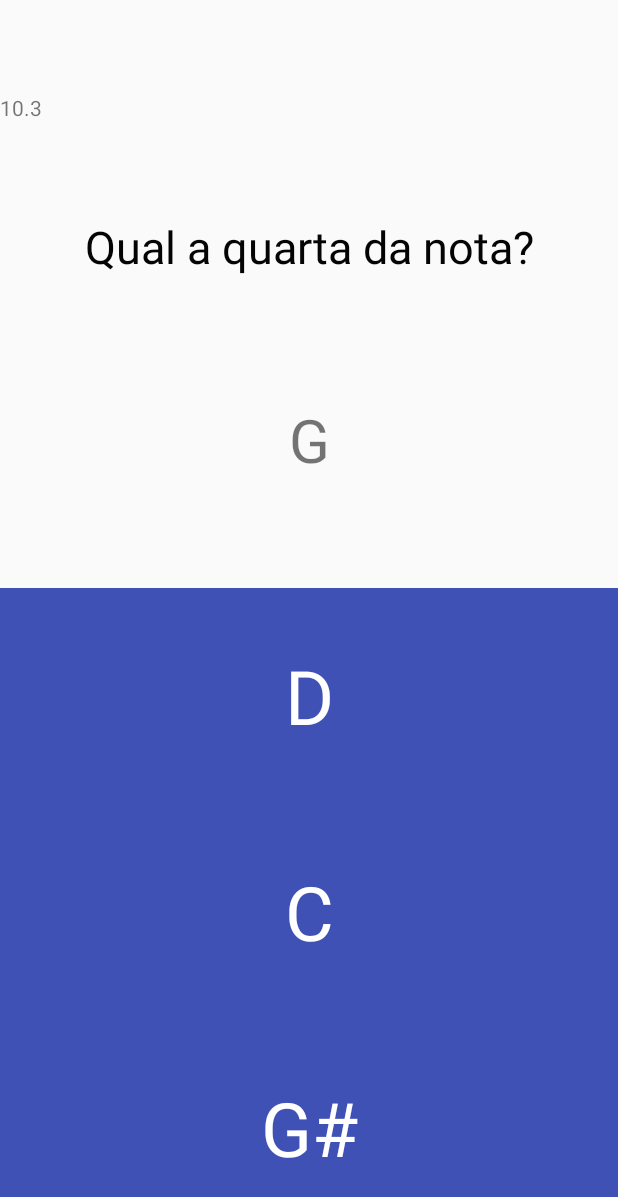
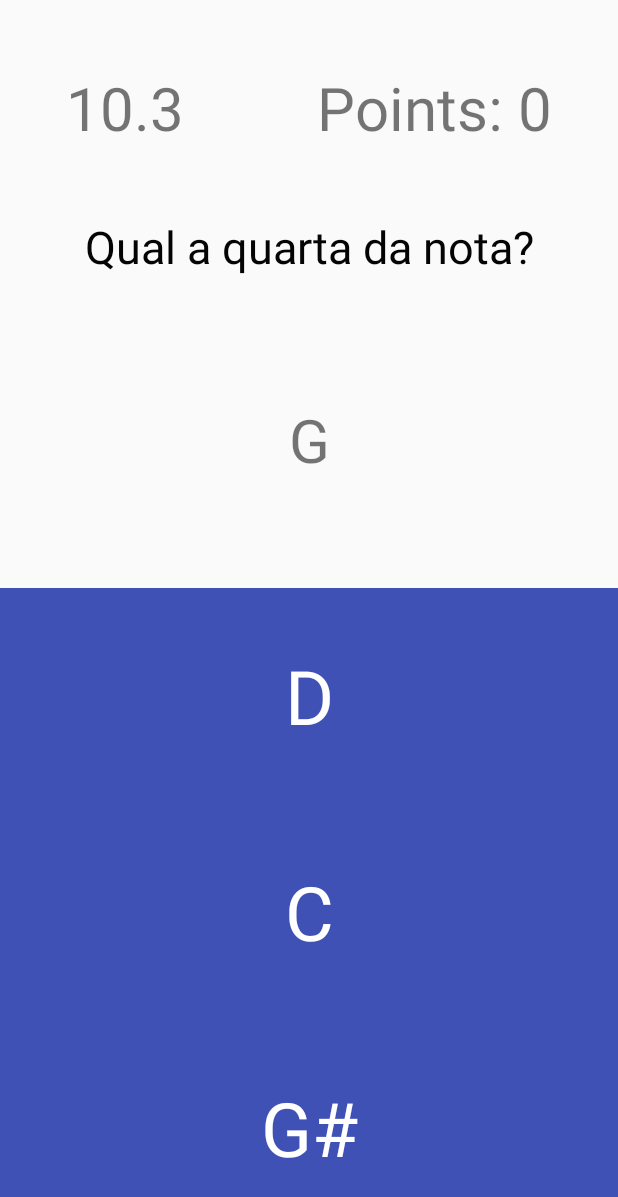
Before and after one commit to mtsodf/MusicGame, an Android app: the GameActivity screen opened directly, with no data from a screen before it, after a tap on "D#", on a phone screen of 412 x 824 dp. Shown: the top 1197 px of the screen. Run offline under Robolectric (Android 15) with nearby library versions, the phone set to English and light mode, and no system bars; 4 statements that could not run were skipped; 2 other taps on this screen came first.

Commit message:
Adicao de Classe NoteGame e nova activity do jogo

```diff
--- a/app/src/main/java/music/com/br/musicgame/GameActivity.java
+++ b/app/src/main/java/music/com/br/musicgame/GameActivity.java
@@ -1,7 +1,8 @@
 package music.com.br.musicgame;
 
 import android.app.Activity;
-import android.content.res.ColorStateList;
+import android.app.AlertDialog;
+import android.content.DialogInterface;
 import android.graphics.Color;
 import android.media.MediaPlayer;
 import android.net.Uri;
@@ -9,7 +10,6 @@ import android.os.Bundle;
 import android.os.CountDownTimer;
 import android.util.Log;
 import android.view.View;
-import android.widget.LinearLayout;
 import android.widget.TextView;
 
 import com.google.android.gms.appindexing.Action;
@@ -17,7 +17,6 @@ import com.google.android.gms.appindexing.AppIndex;
 import com.google.android.gms.common.api.GoogleApiClient;
 
 import music.com.br.musicgame.entities.Jogo;
-import music.com.br.musicgame.entities.Note;
 import music.com.br.musicgame.entities.NoteGame;
 
 public class GameActivity extends Activity {
@@ -25,8 +24,8 @@ public class GameActivity extends Activity {
     Jogo noteGame;
 
     private static final int WAITING_ANSWER = 0;
-
     private static final int BUTTON_PRESSED = 1;
+    private static final int GAME_END = 2;
 
     int state = WAITING_ANSWER;
 
@@ -80,20 +79,27 @@ public class GameActivity extends Activity {
                 Uri.parse("android-app://music.com.br.musicgame/http/host/path")
         );
 
-        criarNovoJogo();
+
         correctSound =  MediaPlayer.create(this, R.raw.chime_bell_ding);
         wrongSound = MediaPlayer.create(this, R.raw.beep_short_off);
 
         AppIndex.AppIndexApi.start(client, viewAction);
 
+        initiateGame();
+
+
+
+        Log.d("GameActivity", "chamou metodo on start.");
+
+    }
+
+    private void startCronomoter() {
+
         final TextView textViewCronometer = (TextView) findViewById(R.id.cronometerView);
-
 
         if(cronometer!=null){
             cronometer.cancel();
         }
-
-
         cronometer = new CountDownTimer(20000, 100) {
 
 
@@ -109,21 +115,44 @@ public class GameActivity extends Activity {
             public void onFinish() {
                 textViewCronometer.setText("0.0");
 
+                endOfTheGame();
             }
         };
-
         cronometer.start();
-        Log.d("GameActivity", "chamou metodo on start.");
-
     }
 
-    private void criarNovoJogo() {
+    private void endOfTheGame() {
+        state = GAME_END;
+        new AlertDialog.Builder(this).setTitle(getString(R.string.finishDialogTitle)).setMessage("Your pontuation was " + calculatePoints() + ". Do you want to play again?").setPositiveButton("Yes", new DialogInterface.OnClickListener() {
+            @Override
+            public void onClick(DialogInterface dialog, int which) {
+                dialog.cancel();
+                initiateGame();
+            }
+        }).setNegativeButton("No", new DialogInterface.OnClickListener() {
+            @Override
+            public void onClick(DialogInterface dialog, int which) {
+                dialog.cancel();
+                GameActivity.this.finish();
+            }
+        }).show();
+    }
+
+    private void initiateGame(){
+        state = WAITING_ANSWER;
+        correctAnswers = 0;
+        wrongAnswers = 0;
+        generateNewQuestion();
+        startCronomoter();
+    }
+
+    private void generateNewQuestion() {
         noteGame.newPhase();
 
         questionView.setText(noteGame.question);
         noteView.setText(noteGame.currentNote.toString());
 
-
+        setPoints();
         setAnswers();
     }
 
@@ -139,6 +168,7 @@ public class GameActivity extends Activity {
         answer1View = (TextView) findViewById(R.id.answer1View);
         answer2View = (TextView) findViewById(R.id.answer2View);
         answer3View = (TextView) findViewById(R.id.answer3View);
+
     }
 
     public synchronized void onButtonClick(View v) {
@@ -213,14 +243,20 @@ public class GameActivity extends Activity {
                 state = WAITING_ANSWER;
                 Log.d("GameActivity", "Marcar de Branco.");
                 t.setTextColor(Color.WHITE);
-                criarNovoJogo();
+                generateNewQuestion();
             }
         }.start();
 
     }
 
     private void setPoints() {
-        TextView pointsView = (TextView) findViewById(R.id.)
+        TextView pointsView = (TextView) findViewById(R.id.pointsCount);
+        pointsView.setText("Points: " + calculatePoints());
+    }
+
+    private int calculatePoints() {
+        int points = correctAnswers - 2*wrongAnswers;
+        return points > 0 ? points : 0;
     }
 
     TextView questionView, noteView, answer1View, answer2View, answer3View;
--- a/app/src/main/res/layout/content_game.xml
+++ b/app/src/main/res/layout/content_game.xml
@@ -14,14 +14,22 @@
             android:id="@+id/cronometerView"
             android:layout_gravity="left"
             android:layout_weight="1"
-            android:gravity="center_vertical|left" />
+            android:gravity="center_vertical|left"
+            android:text="Crono"
+            android:textAlignment="center"
+            android:textSize="40sp"
+            />
 
         <TextView
             android:layout_width="wrap_content"
             android:layout_height="match_parent"
             android:id="@+id/pointsCount"
+            android:textAlignment="center"
             android:layout_weight="1"
-            android:gravity="center_vertical|right" />
+            android:gravity="center_vertical|right"
+            android:text="Pontos"
+            android:textSize="40sp"
+            />
     </LinearLayout>
 
     <LinearLayout
--- a/app/src/main/res/values/strings.xml
+++ b/app/src/main/res/values/strings.xml
@@ -2,4 +2,5 @@
     <string name="app_name">MusicGame</string>
     <string name="title_activity_quartas_game">QuartasGameActivity</string>
     <string name="header">Level </string>
+    <string name="finishDialogTitle">Game Finished!</string>
 </resources>
```
